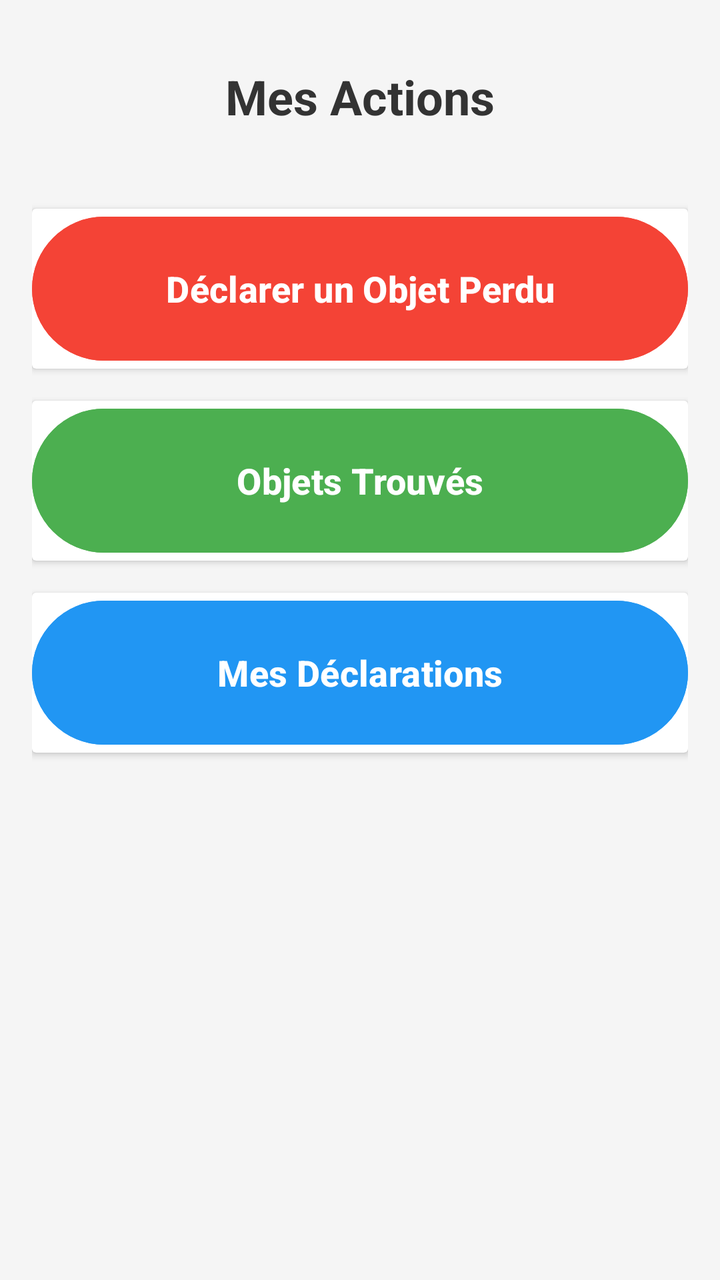
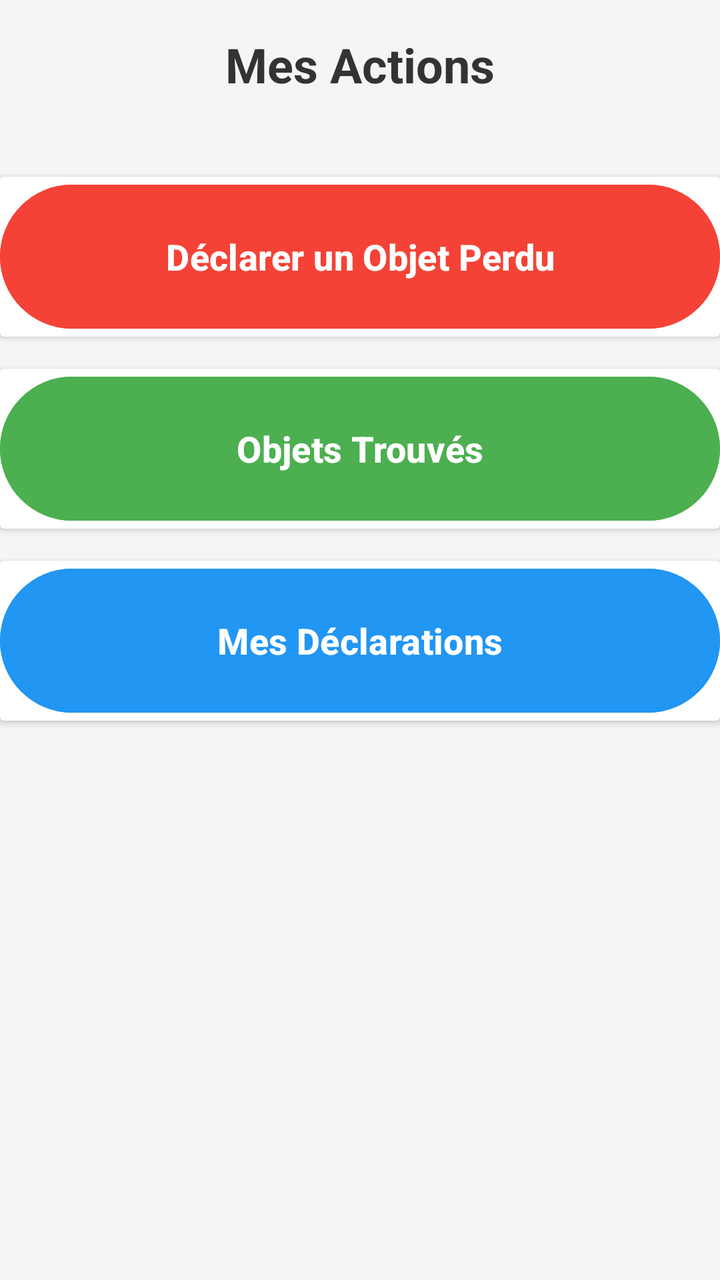

The first picture is an Android layout as it rendered before a commit; the second is the same layout after the commit. The layout source and the unified diff follow.
<!-- AndroidManifest.xml: application theme Theme.TPG12L3INF2526 -->
<!-- res/layout/fragment_home_user.xml -->
<?xml version="1.0" encoding="utf-8"?>
<LinearLayout xmlns:android="http://schemas.android.com/apk/res/android"
    android:layout_width="match_parent"
    android:layout_height="match_parent"
    android:orientation="vertical"
    android:padding="16dp"
    android:background="#F5F5F5">

    <TextView
        android:layout_width="match_parent"
        android:layout_height="wrap_content"
        android:text="Mes Actions"
        android:textSize="24sp"
        android:textStyle="bold"
        android:textColor="#333333"
        android:gravity="center"
        android:padding="16dp"
        android:layout_marginBottom="24dp"/>

    <androidx.cardview.widget.CardView
        android:layout_width="match_parent"
        android:layout_height="wrap_content"
        android:layout_marginBottom="16dp"
        android:elevation="4dp"
        android:radius="8dp">

        <Button
            android:id="@+id/buttonDeclare"
            android:layout_width="match_parent"
            android:layout_height="80dp"
            android:text="Déclarer un Objet Perdu"
            android:textSize="18sp"
            android:textStyle="bold"
            android:backgroundTint="#F44336"
            android:textColor="#FFFFFF"
            android:drawableStart="@android:drawable/ic_input_add"
            android:drawablePadding="8dp"
            android:padding="16dp"/>
    </androidx.cardview.widget.CardView>

    <androidx.cardview.widget.CardView
        android:layout_width="match_parent"
        android:layout_height="wrap_content"
        android:layout_marginBottom="16dp"
        android:elevation="4dp"
        android:radius="8dp">

        <Button
            android:id="@+id/buttonLostList"
            android:layout_width="match_parent"
            android:layout_height="80dp"
            android:text="Objets Trouvés"
            android:textSize="18sp"
            android:textStyle="bold"
            android:backgroundTint="#4CAF50"
            android:textColor="#FFFFFF"
            android:drawableStart="@android:drawable/ic_menu_search"
            android:drawablePadding="8dp"
            android:padding="16dp"/>
    </androidx.cardview.widget.CardView>

    <androidx.cardview.widget.CardView
        android:layout_width="match_parent"
        android:layout_height="wrap_content"
        android:elevation="4dp"
        android:radius="8dp">

        <Button
            android:id="@+id/buttonMyDeclarations"
            android:layout_width="match_parent"
            android:layout_height="80dp"
            android:text="Mes Déclarations"
            android:textSize="18sp"
            android:textStyle="bold"
            android:backgroundTint="#2196F3"
            android:textColor="#FFFFFF"
            android:drawableStart="@android:drawable/ic_menu_view"
            android:drawablePadding="8dp"
            android:padding="16dp"/>
    </androidx.cardview.widget.CardView>

</LinearLayout>
<!-- resources referenced by this layout -->
<resources>
  <style name="Theme.TPG12L3INF2526" parent="Base.Theme.TPG12L3INF2526" />
  <style name="Base.Theme.TPG12L3INF2526" parent="Theme.Material3.DayNight.NoActionBar">
          
          
      </style>
</resources>

<!-- the commit's change to res/layout/fragment_home_user.xml (unified diff, before → after) -->
@@ -1,10 +1,17 @@
 <?xml version="1.0" encoding="utf-8"?>
-<LinearLayout xmlns:android="http://schemas.android.com/apk/res/android"
+<ScrollView xmlns:android="http://schemas.android.com/apk/res/android"
     android:layout_width="match_parent"
     android:layout_height="match_parent"
+    android:fillViewport="true"
+    android:background="#F5F5F5">
+
+<LinearLayout
+    android:layout_width="match_parent"
+    android:layout_height="wrap_content"
     android:orientation="vertical"
-    android:padding="16dp"
     android:background="#F5F5F5">
+
+
 
     <TextView
         android:layout_width="match_parent"
@@ -80,3 +87,4 @@
     </androidx.cardview.widget.CardView>
 
 </LinearLayout>
+</ScrollView>
